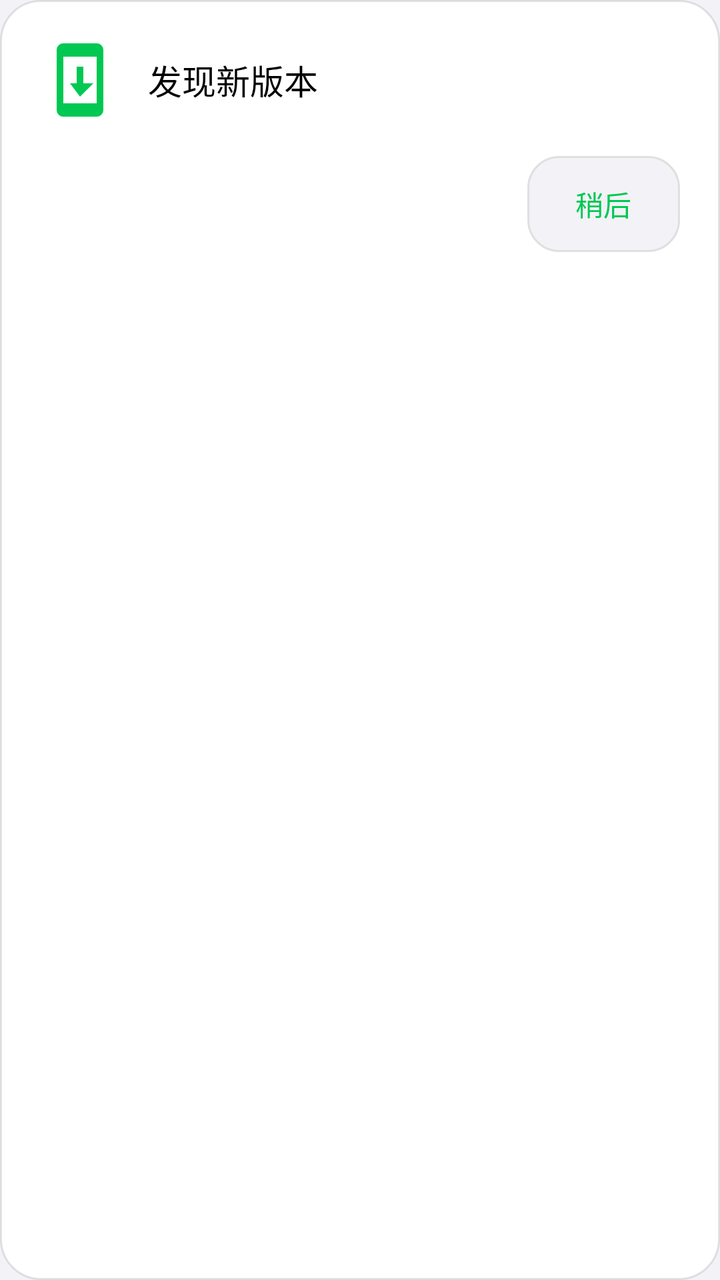
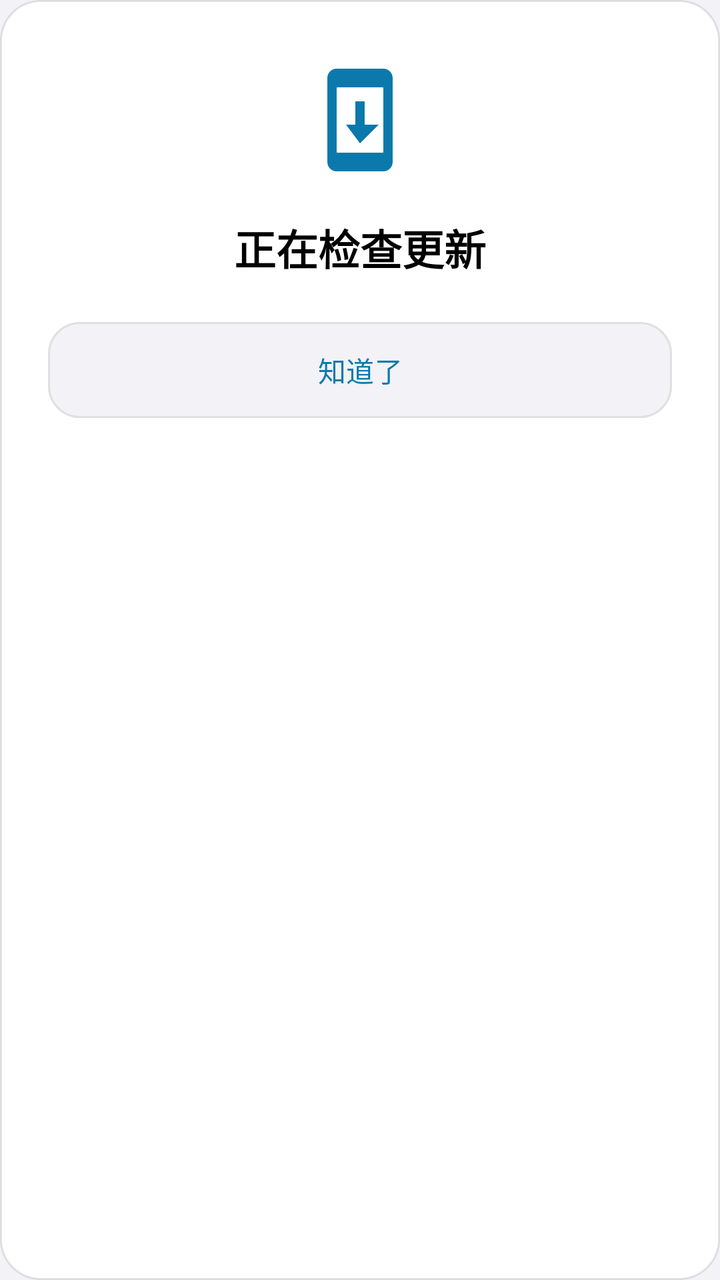

Two renders of the same Android screen: before a commit and after it. Below are the layout's source before the change and the commit's diff.
<!-- AndroidManifest.xml: application theme Theme.Aurora -->
<!-- res/layout/dialog_update.xml -->
<?xml version="1.0" encoding="utf-8"?>
<LinearLayout xmlns:android="http://schemas.android.com/apk/res/android"
    xmlns:app="http://schemas.android.com/apk/res-auto"
    android:layout_width="match_parent"
    android:layout_height="wrap_content"
    android:background="@drawable/bg_dialog_rounded"
    android:orientation="vertical"
    android:padding="20dp">

    
    <LinearLayout
        android:layout_width="match_parent"
        android:layout_height="wrap_content"
        android:gravity="center_vertical"
        android:orientation="horizontal">

        <ImageView
            android:id="@+id/ivUpdateIcon"
            android:layout_width="40dp"
            android:layout_height="40dp"
            android:contentDescription="@null"
            android:src="@drawable/ic_update"
            android:tint="?attr/auroraAccent" />

        <LinearLayout
            android:layout_width="0dp"
            android:layout_height="wrap_content"
            android:layout_marginStart="14dp"
            android:layout_weight="1"
            android:orientation="vertical">

            <TextView
                android:id="@+id/tvUpdateTitle"
                android:layout_width="wrap_content"
                android:layout_height="wrap_content"
                android:fontFamily="sans-serif-medium"
                android:text="发现新版本"
                android:textColor="?attr/auroraTextPrimary"
                android:textSize="17sp" />

            <TextView
                android:id="@+id/tvUpdateVersions"
                android:layout_width="wrap_content"
                android:layout_height="wrap_content"
                android:layout_marginTop="3dp"
                android:textColor="?attr/auroraTextSecondary"
                android:textSize="13sp"
                android:visibility="gone" />
        </LinearLayout>
    </LinearLayout>

    
    <com.aurora.app.ui.widget.MaxHeightScrollView
        android:id="@+id/svUpdateBody"
        android:layout_width="match_parent"
        android:layout_height="wrap_content"
        android:layout_marginTop="12dp"
        android:overScrollMode="always"
        android:scrollbars="vertical"
        android:visibility="gone"
        app:auroraMaxHeightFraction="0.42">

        <LinearLayout
            android:layout_width="match_parent"
            android:layout_height="wrap_content"
            android:orientation="vertical">

            
            <TextView
                android:id="@+id/tvUpdateMessage"
                android:layout_width="match_parent"
                android:layout_height="wrap_content"
                android:lineSpacingExtra="3dp"
                android:paddingBottom="6dp"
                android:textColor="?attr/auroraTextSecondary"
                android:textSize="14sp"
                android:visibility="gone" />

            
            <TextView
                android:id="@+id/tvUpdateBody"
                android:layout_width="match_parent"
                android:layout_height="wrap_content"
                android:lineSpacingExtra="4dp"
                android:textColor="?attr/auroraTextPrimary"
                android:textIsSelectable="true"
                android:textSize="13sp"
                android:visibility="gone" />
        </LinearLayout>
    </com.aurora.app.ui.widget.MaxHeightScrollView>

    
    <LinearLayout
        android:layout_width="match_parent"
        android:layout_height="wrap_content"
        android:layout_marginTop="18dp"
        android:gravity="end"
        android:orientation="horizontal">

        <com.google.android.material.button.MaterialButton
            android:id="@+id/btnUpdateLater"
            style="@style/Widget.Aurora.Miuix.Button"
            android:layout_width="wrap_content"
            android:layout_height="wrap_content"
            android:text="稍后" />

        <com.google.android.material.button.MaterialButton
            android:id="@+id/btnUpdateNow"
            style="@style/Widget.Aurora.Miuix.Button.Primary"
            android:layout_width="wrap_content"
            android:layout_height="wrap_content"
            android:layout_marginStart="10dp"
            android:text="前往下载"
            android:visibility="gone" />
    </LinearLayout>
</LinearLayout>
<!-- resources referenced by this layout -->
<resources>
  <!-- drawable bg_dialog_rounded (drawable) -->
  <?xml version="1.0" encoding="utf-8"?>
  <shape xmlns:android="http://schemas.android.com/apk/res/android" android:shape="rectangle">
      <solid android:color="?attr/auroraBackgroundElevated" />
      <corners android:radius="@dimen/dialog_corner_radius" />
      <stroke
          android:width="1dp"
          android:color="@color/dialog_stroke" />
  </shape>
  <!-- drawable ic_update (drawable) -->
  <?xml version="1.0" encoding="utf-8"?>
  <vector xmlns:android="http://schemas.android.com/apk/res/android"
      android:width="24dp"
      android:height="24dp"
      android:viewportWidth="24"
      android:viewportHeight="24">
      <path
          android:fillColor="#FFFFFFFF"
          android:pathData="M17,1.01L7,1C5.9,1 5,1.9 5,3v18c0,1.1 0.9,2 2,2h10c1.1,0 2,-0.9 2,-2V3C19,1.9 18.1,1.01 17,1.01zM17,19H7V5h10V19zM16,13h-3V8h-2v5H9l3,4L16,13z" />
  </vector>
  <style name="Widget.Aurora.Miuix.Button" parent="Widget.Material3.Button">
          <item name="backgroundTint">?attr/auroraFill</item>
          <item name="android:textColor">?attr/auroraAccent</item>
          
          <item name="strokeColor">@color/ios_separator</item>
          <item name="strokeWidth">1dp</item>
          <item name="cornerRadius">@dimen/miuix_button_corner</item>
          <item name="android:textSize">14sp</item>
          <item name="android:textAllCaps">false</item>
          <item name="android:minHeight">@dimen/miuix_button_height</item>
          <item name="android:minWidth">0dp</item>
          <item name="android:insetTop">0dp</item>
          <item name="android:insetBottom">0dp</item>
          <item name="android:elevation">0dp</item>
          <item name="rippleColor">?attr/auroraAccent</item>
      </style>
  <style name="Widget.Aurora.Miuix.Button.Primary" parent="Widget.Aurora.Miuix.Button">
          <item name="backgroundTint">?attr/auroraAccent</item>
          <item name="android:textColor">?attr/auroraOnAccent</item>
      </style>
  <style name="Theme.Aurora" parent="Base.Theme.Aurora" />
  <dimen name="dialog_corner_radius">20dp</dimen>
  <color name="dialog_stroke">#1A000000</color>
  <color name="ios_separator">#E0E0E0</color>
  <dimen name="miuix_button_corner">16dp</dimen>
  <dimen name="miuix_button_height">48dp</dimen>
  <color name="ios_accent">#00C853</color>
  <color name="white">#FFFFFFFF</color>
  <color name="ios_card">#FFFFFF</color>
  <color name="ios_background_elevated">#FFFFFF</color>
  <color name="ios_fill_tertiary">#F2F2F7</color>
  <color name="ios_text_primary">#000000</color>
  <color name="ios_text_secondary">#6C6C70</color>
  <color name="ios_text_tertiary">#A9A9AE</color>
  <color name="ios_background_grouped">#F2F2F7</color>
  <style name="ThemeOverlay.Aurora.AlertDialog" parent="ThemeOverlay.Material3.Dialog.Alert">
          <item name="android:windowBackground">@drawable/bg_dialog_rounded</item>
      </style>
  <style name="ThemeOverlay.Aurora.MaterialAlertDialog" parent="ThemeOverlay.Material3.MaterialAlertDialog">
          <item name="alertDialogStyle">@style/Widget.Aurora.MaterialAlertDialog</item>
      </style>
  <style name="Widget.Aurora.MaterialAlertDialog" parent="MaterialAlertDialog.Material3">
          <item name="shapeAppearance">@style/ShapeAppearance.Aurora.Dialog</item>
          <item name="backgroundTint">?attr/auroraBackgroundElevated</item>
      </style>
  <style name="ShapeAppearance.Aurora.Dialog" parent="">
          <item name="cornerFamily">rounded</item>
          <item name="cornerSize">@dimen/dialog_corner_radius</item>
      </style>
  <!-- unchanged entries left out for length: 1 -->
</resources>

<!-- the commit's change to res/layout/dialog_update.xml (unified diff, before → after) -->
@@ -5,49 +5,58 @@
     android:layout_height="wrap_content"
     android:background="@drawable/bg_dialog_rounded"
     android:orientation="vertical"
-    android:padding="20dp">
+    android:paddingStart="24dp"
+    android:paddingTop="28dp"
+    android:paddingEnd="24dp"
+    android:paddingBottom="22dp">
 
     
-    <LinearLayout
-        android:layout_width="match_parent"
-        android:layout_height="wrap_content"
-        android:gravity="center_vertical"
-        android:orientation="horizontal">
+    <FrameLayout
+        android:layout_width="64dp"
+        android:layout_height="64dp"
+        android:layout_gravity="center_horizontal">
 
         <ImageView
             android:id="@+id/ivUpdateIcon"
-            android:layout_width="40dp"
-            android:layout_height="40dp"
+            android:layout_width="56dp"
+            android:layout_height="56dp"
+            android:layout_gravity="center"
             android:contentDescription="@null"
             android:src="@drawable/ic_update"
             android:tint="?attr/auroraAccent" />
 
-        <LinearLayout
-            android:layout_width="0dp"
-            android:layout_height="wrap_content"
-            android:layout_marginStart="14dp"
-            android:layout_weight="1"
-            android:orientation="vertical">
+        <ProgressBar
+            android:id="@+id/pbUpdateLoading"
+            android:layout_width="40dp"
+            android:layout_height="40dp"
+            android:layout_gravity="center"
+            android:indeterminateTint="?attr/auroraAccent"
+            android:visibility="gone" />
+    </FrameLayout>
 
-            <TextView
-                android:id="@+id/tvUpdateTitle"
-                android:layout_width="wrap_content"
-                android:layout_height="wrap_content"
-                android:fontFamily="sans-serif-medium"
-                android:text="发现新版本"
-                android:textColor="?attr/auroraTextPrimary"
-                android:textSize="17sp" />
+    
+    <TextView
+        android:id="@+id/tvUpdateTitle"
+        android:layout_width="match_parent"
+        android:layout_height="wrap_content"
+        android:layout_marginTop="16dp"
+        android:fontFamily="sans-serif-medium"
+        android:gravity="center"
+        android:text="正在检查更新"
+        android:textColor="?attr/auroraTextPrimary"
+        android:textSize="21sp"
+        android:textStyle="bold" />
 
-            <TextView
-                android:id="@+id/tvUpdateVersions"
-                android:layout_width="wrap_content"
-                android:layout_height="wrap_content"
-                android:layout_marginTop="3dp"
-                android:textColor="?attr/auroraTextSecondary"
-                android:textSize="13sp"
-                android:visibility="gone" />
-        </LinearLayout>
-    </LinearLayout>
+    
+    <TextView
+        android:id="@+id/tvUpdateVersions"
+        android:layout_width="match_parent"
+        android:layout_height="wrap_content"
+        android:layout_marginTop="8dp"
+        android:gravity="center"
+        android:textColor="?attr/auroraTextSecondary"
+        android:textSize="13sp"
+        android:visibility="gone" />
 
     
     <com.aurora.app.ui.widget.MaxHeightScrollView
@@ -70,7 +79,8 @@
                 android:id="@+id/tvUpdateMessage"
                 android:layout_width="match_parent"
                 android:layout_height="wrap_content"
-                android:lineSpacingExtra="3dp"
+                android:gravity="center"
+                android:lineSpacingExtra="4dp"
                 android:paddingBottom="6dp"
                 android:textColor="?attr/auroraTextSecondary"
                 android:textSize="14sp"
@@ -91,26 +101,28 @@
 
     
     <LinearLayout
+        android:id="@+id/llUpdateActions"
         android:layout_width="match_parent"
         android:layout_height="wrap_content"
-        android:layout_marginTop="18dp"
-        android:gravity="end"
+        android:layout_marginTop="22dp"
         android:orientation="horizontal">
 
         <com.google.android.material.button.MaterialButton
             android:id="@+id/btnUpdateLater"
             style="@style/Widget.Aurora.Miuix.Button"
-            android:layout_width="wrap_content"
+            android:layout_width="0dp"
             android:layout_height="wrap_content"
-            android:text="稍后" />
+            android:layout_weight="1"
+            android:text="知道了" />
 
         <com.google.android.material.button.MaterialButton
             android:id="@+id/btnUpdateNow"
             style="@style/Widget.Aurora.Miuix.Button.Primary"
-            android:layout_width="wrap_content"
+            android:layout_width="0dp"
             android:layout_height="wrap_content"
             android:layout_marginStart="10dp"
-            android:text="前往下载"
+            android:layout_weight="1"
+            android:text="立即更新"
             android:visibility="gone" />
     </LinearLayout>
 </LinearLayout>
<!-- resource entries referenced after the edit -->
@@ -46,7 +46,7 @@
   <color name="ios_separator">#E0E0E0</color>
   <dimen name="miuix_button_corner">16dp</dimen>
   <dimen name="miuix_button_height">48dp</dimen>
-  <color name="ios_accent">#00C853</color>
+  <color name="ios_accent">#0B79AC</color>
   <color name="white">#FFFFFFFF</color>
   <color name="ios_card">#FFFFFF</color>
   <color name="ios_background_elevated">#FFFFFF</color>
